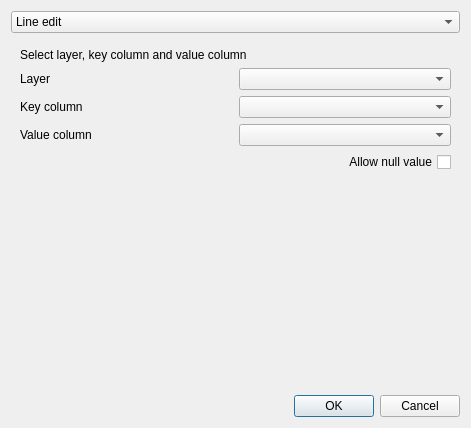
Old version of the form src/ui/qgsattributetypeedit.ui in the repository kadas-albireo/kadas-albireo.
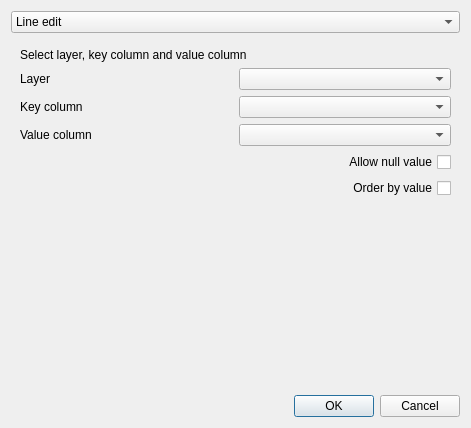
New version of the form.

Commit message: [FEATURE] allow ordering of value relations by value and include value relations in sip bindings

```diff
--- a/src/ui/qgsattributetypeedit.ui
+++ b/src/ui/qgsattributetypeedit.ui
@@ -644,7 +644,7 @@
          </property>
         </widget>
        </item>
-       <item row="5" column="0" colspan="2">
+       <item row="8" column="0" colspan="2">
         <spacer name="verticalSpacer_10">
          <property name="orientation">
           <enum>Qt::Vertical</enum>
@@ -657,7 +657,7 @@
          </property>
         </spacer>
        </item>
-       <item row="4" column="0" colspan="2">
+       <item row="4" column="1">
         <widget class="QCheckBox" name="valueRelationAllowNull">
          <property name="layoutDirection">
           <enum>Qt::RightToLeft</enum>
@@ -667,6 +667,16 @@
          </property>
         </widget>
        </item>
+       <item row="5" column="1">
+        <widget class="QCheckBox" name="valueRelationOrderByValue">
+         <property name="layoutDirection">
+          <enum>Qt::RightToLeft</enum>
+         </property>
+         <property name="text">
+          <string>Order by value</string>
+         </property>
+        </widget>
+       </item>
       </layout>
      </widget>
     </widget>
```
The commit also changes 5 other files.
